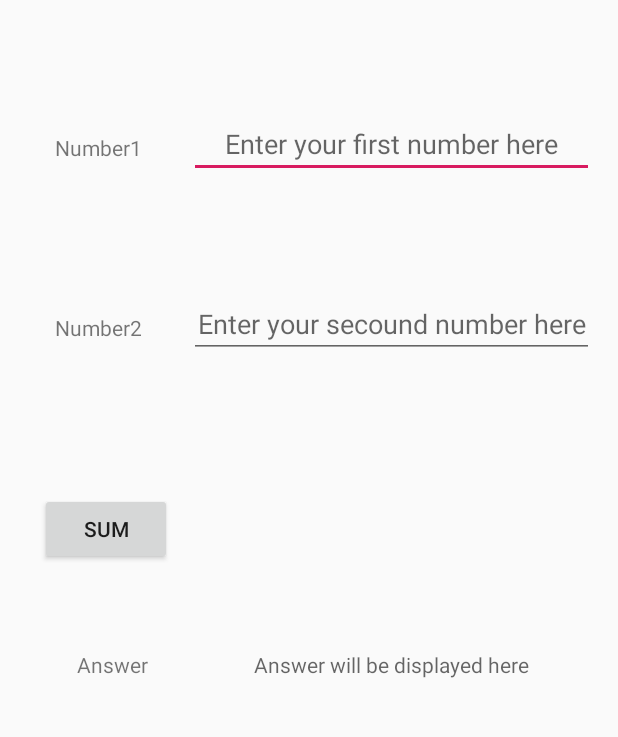
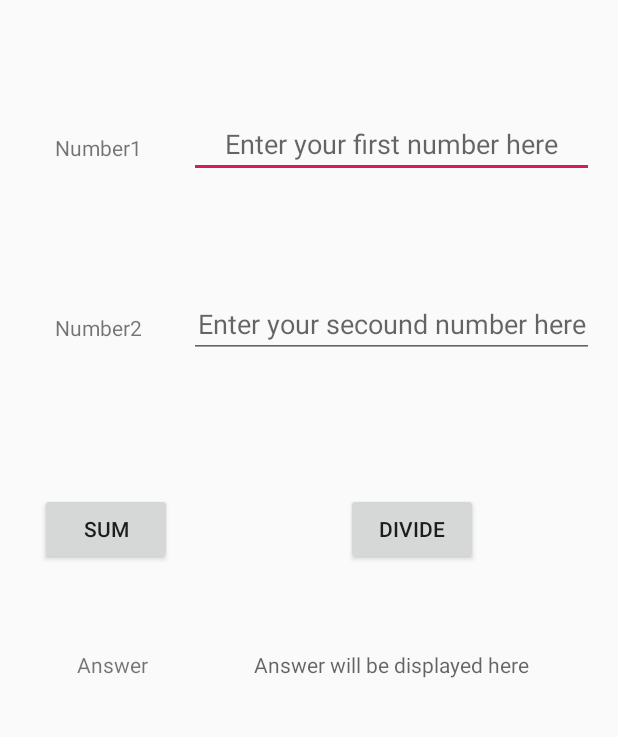
Before and after one commit to Vigilante7478/CalculatorAndriod, an Android app: the screen it shows after launch (MainActivity), on a phone screen of 412 x 824 dp, the part 242-979 px from its top. Run offline under Robolectric (Android 15) with nearby library versions, the phone set to English and light mode, and no system bars.

Commit message:
Commit on Divide

```diff
--- a/app/src/main/java/com/example/calculator/MainActivity.kt
+++ b/app/src/main/java/com/example/calculator/MainActivity.kt
@@ -17,5 +17,13 @@ class MainActivity : AppCompatActivity() {
             val n3: Int = n1 + n2
             ans.setText(n3.toString())
         }
+
+        div.setOnClickListener(){
+            val n1: Float = no1.getText().toString().toFloat()
+            val n2: Float = no2.getText().toString().toFloat()
+
+            val n3: Float = n1 / n2
+            ans.setText(n3.toString())
+        }
     }
 }
--- a/app/src/main/res/layout/activity_main.xml
+++ b/app/src/main/res/layout/activity_main.xml
@@ -116,4 +116,17 @@
         app:layout_constraintTop_toTopOf="parent"
         app:layout_constraintVertical_bias="0.726" />
 
+    <Button
+        android:id="@+id/div"
+        android:layout_width="wrap_content"
+        android:layout_height="wrap_content"
+        android:gravity="center"
+        android:text="DIVIDE"
+        app:layout_constraintBottom_toBottomOf="parent"
+        app:layout_constraintEnd_toEndOf="parent"
+        app:layout_constraintHorizontal_bias="0.712"
+        app:layout_constraintStart_toStartOf="parent"
+        app:layout_constraintTop_toTopOf="parent"
+        app:layout_constraintVertical_bias="0.603" />
+
 </androidx.constraintlayout.widget.ConstraintLayout>
```
